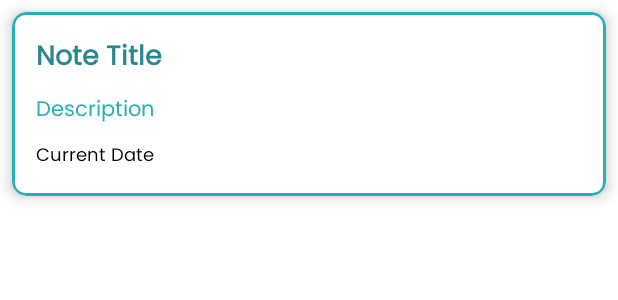
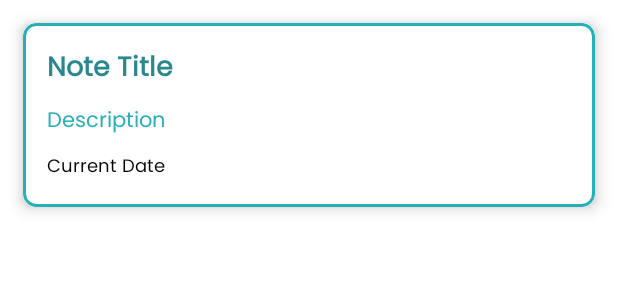
Before and after one commit to Dull04/EquilibrareApp, an Android app: the layout note_layout.xml on its own in the app's theme, with its tools: preview values and no code run, on a phone screen of 412 x 824 dp. Shown: the top 300 px of the screen. Run offline under Robolectric (Android 15) with nearby library versions, the phone set to English and light mode, and no system bars.

Commit message:
merubah layout

```diff
--- a/app/src/main/res/layout/note_layout.xml
+++ b/app/src/main/res/layout/note_layout.xml
@@ -6,9 +6,9 @@
     <androidx.cardview.widget.CardView
         android:layout_width="match_parent"
         android:layout_height="wrap_content"
-        android:layout_margin="8dp"
+        android:layout_margin="15dp"
         app:cardElevation="6dp"
-        app:cardCornerRadius="10dp">
+        app:cardCornerRadius="8dp">
 
         <LinearLayout
             android:layout_width="match_parent"
```
